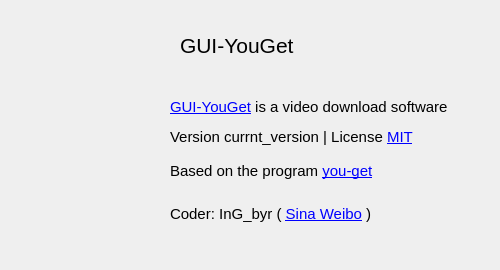
Old version of the form app/ui/aboutform.ui in the repository ingbyr/vdm.
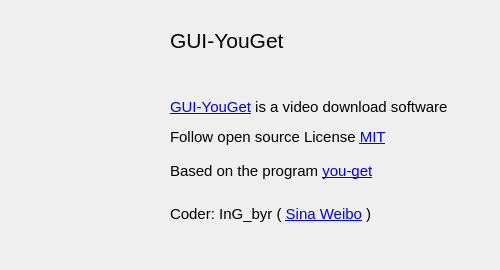
New version of the form. Icons and pictures are not drawn.

Commit message: update: about widget

Diff of the .ui file:
```diff
--- a/app/ui/aboutform.ui
+++ b/app/ui/aboutform.ui
@@ -39,7 +39,7 @@
     </rect>
    </property>
    <property name="text">
-    <string>&lt;html&gt;&lt;head/&gt;&lt;body&gt;&lt;p&gt;&lt;a href=&quot;http://www.ingbyr.tk/2016/05/16/youget/&quot;&gt;&lt;span style=&quot; font-size:11pt; text-decoration: underline; color:#0000ff;&quot;&gt;GUI-YouGet&lt;/span&gt;&lt;/a&gt;&lt;span style=&quot; font-size:11pt;&quot;&gt; is a video download software &lt;/span&gt;&lt;/p&gt;&lt;p&gt;&lt;span style=&quot; font-size:11pt;&quot;&gt;Version currnt_version  | License &lt;/span&gt;&lt;a href=&quot;https://raw.githubusercontent.com/ingbyr/GUI-YouGet/master/LICENSE.txt&quot;&gt;&lt;span style=&quot; font-size:11pt; text-decoration: underline; color:#0000ff;&quot;&gt;MIT&lt;/span&gt;&lt;/a&gt;&lt;span style=&quot; font-size:11pt;&quot;&gt;&lt;br/&gt;&lt;br/&gt;Based on the program &lt;/span&gt;&lt;a href=&quot;https://github.com/soimort/you-get&quot;&gt;&lt;span style=&quot; font-size:11pt; text-decoration: underline; color:#0000ff;&quot;&gt;you-get&lt;/span&gt;&lt;/a&gt;&lt;span style=&quot; font-size:11pt;&quot;&gt;&lt;br/&gt;&lt;/span&gt;&lt;/p&gt;&lt;p&gt;&lt;span style=&quot; font-size:11pt;&quot;&gt;Coder: InG_byr ( &lt;/span&gt;&lt;a href=&quot;http://www.weibo.com/zwkv5&quot;&gt;&lt;span style=&quot; font-size:11pt; text-decoration: underline; color:#0000ff;&quot;&gt;Sina Weibo&lt;/span&gt;&lt;/a&gt;&lt;span style=&quot; font-size:11pt;&quot;&gt; )&lt;/span&gt;&lt;/p&gt;&lt;/body&gt;&lt;/html&gt;</string>
+    <string>&lt;html&gt;&lt;head/&gt;&lt;body&gt;&lt;p&gt;&lt;a href=&quot;http://www.ingbyr.tk/2016/05/16/youget/&quot;&gt;&lt;span style=&quot; font-size:11pt; text-decoration: underline; color:#0000ff;&quot;&gt;GUI-YouGet&lt;/span&gt;&lt;/a&gt;&lt;span style=&quot; font-size:11pt;&quot;&gt; is a video download software &lt;/span&gt;&lt;/p&gt;&lt;p&gt;&lt;span style=&quot; font-size:11pt;&quot;&gt;Follow open source License &lt;/span&gt;&lt;a href=&quot;https://raw.githubusercontent.com/ingbyr/GUI-YouGet/master/LICENSE.txt&quot;&gt;&lt;span style=&quot; font-size:11pt; text-decoration: underline; color:#0000ff;&quot;&gt;MIT&lt;/span&gt;&lt;/a&gt;&lt;span style=&quot; font-size:11pt;&quot;&gt;&lt;br/&gt;&lt;br/&gt;Based on the program &lt;/span&gt;&lt;a href=&quot;https://github.com/soimort/you-get&quot;&gt;&lt;span style=&quot; font-size:11pt; text-decoration: underline; color:#0000ff;&quot;&gt;you-get&lt;/span&gt;&lt;/a&gt;&lt;span style=&quot; font-size:11pt;&quot;&gt;&lt;br/&gt;&lt;/span&gt;&lt;/p&gt;&lt;p&gt;&lt;span style=&quot; font-size:11pt;&quot;&gt;Coder: InG_byr ( &lt;/span&gt;&lt;a href=&quot;http://www.weibo.com/zwkv5&quot;&gt;&lt;span style=&quot; font-size:11pt; text-decoration: underline; color:#0000ff;&quot;&gt;Sina Weibo&lt;/span&gt;&lt;/a&gt;&lt;span style=&quot; font-size:11pt;&quot;&gt; )&lt;/span&gt;&lt;/p&gt;&lt;/body&gt;&lt;/html&gt;</string>
    </property>
    <property name="textFormat">
     <enum>Qt::RichText</enum>
@@ -48,10 +48,10 @@
   <widget class="QLabel" name="label_title">
    <property name="geometry">
     <rect>
-     <x>180</x>
+     <x>170</x>
      <y>20</y>
      <width>121</width>
-     <height>51</height>
+     <height>41</height>
     </rect>
    </property>
    <property name="font">
```
Left out of the diff: 13 changed lines with no effect on the pictures. The commit also changes 3 other files.
